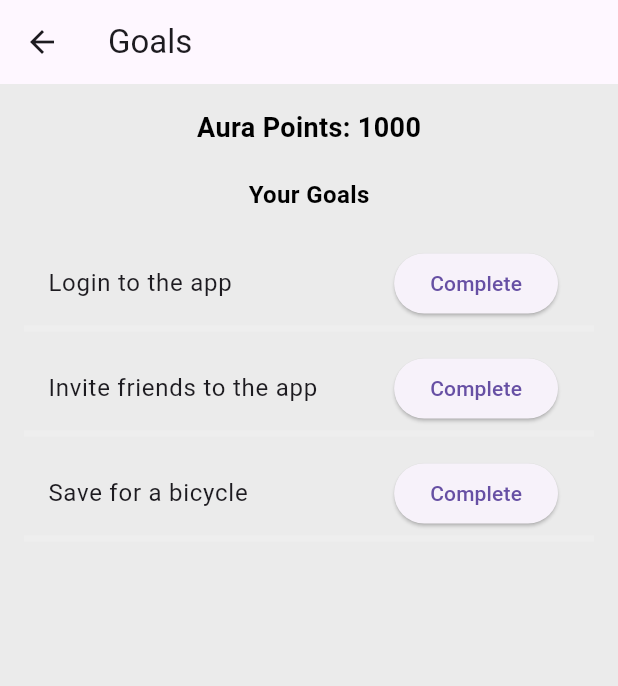
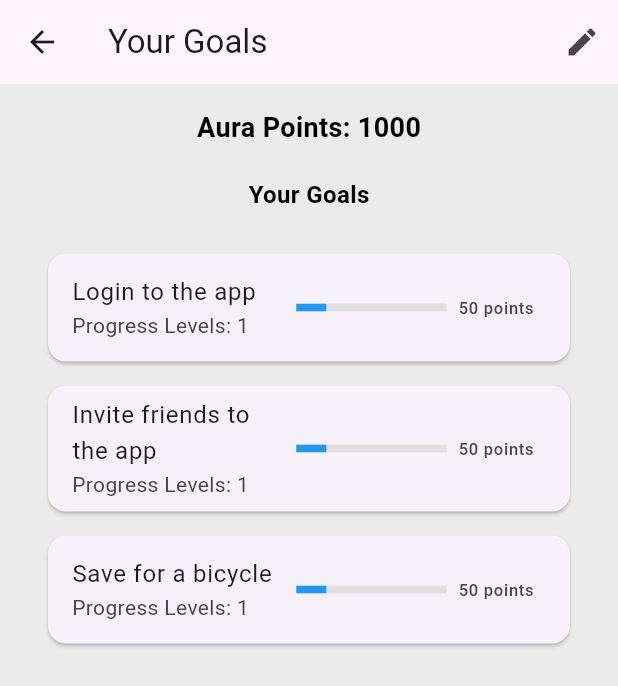
Before and after one commit to Fynaura/fynaura, a Flutter app: the screen it shows after launch, after a tap on "Goal", on a phone screen of 412 x 824 dp. Shown: the top 686 px of the screen. Run offline on Flutter 3.47's test engine with Material 3 defaults, Android fonts, the phone set to English and light mode, and no system bars; our stand-ins replace shared_preferences.

Commit message:
Setting Progress Level to the Gials

```diff
--- a/front-end/lib/GoalPage.dart
+++ b/front-end/lib/GoalPage.dart
@@ -1,4 +1,6 @@
 import 'package:flutter/material.dart';
+import 'package:shared_preferences/shared_preferences.dart';
+import 'goal_editor_page.dart'; // Correct import for GoalEditorPage
 
 class GoalPage extends StatefulWidget {
   final int auraPoints;
@@ -12,43 +14,46 @@ class GoalPage extends StatefulWidget {
 
 class _GoalPageState extends State<GoalPage> {
   int auraPoints = 0;
-
-  // Progress values for each goal (initially 0, will increase as goals are completed)
-  double loginProgress = 0.0;
-  double inviteProgress = 0.0;
-  double saveProgress = 0.0;
+  List<String> goals = [];
+  List<int> progressLevels = [];
 
   @override
   void initState() {
     super.initState();
     auraPoints = widget.auraPoints;
+    _loadGoals();  // Load saved goals when the page is initialized
   }
 
-  // Function to show the progress bar for each goal
-  void _completeGoal(String goal, double goalProgress) {
+  // Load goals from shared preferences
+  _loadGoals() async {
+    SharedPreferences prefs = await SharedPreferences.getInstance();
     setState(() {
-      // Update the goal's progress to 100%
-      if (goal == "Login to the app") {
-        loginProgress = 1.0;
-      } else if (goal == "Invite friends to the app") {
-        inviteProgress = 1.0;
-      } else if (goal == "Save for a bicycle") {
-        saveProgress = 1.0;
-      }
-      auraPoints += 50; // Add points after goal completion
+      goals = prefs.getStringList('goals') ?? ["Login to the app", "Invite friends to the app", "Save for a bicycle"];
+      progressLevels = List<int>.from(prefs.getStringList('progressLevels')?.map(int.parse) ?? [1, 1, 1]);
     });
+  }
 
-    widget.onUpdatePoints(auraPoints); // Update profile points
-
-    ScaffoldMessenger.of(context).showSnackBar(
-      SnackBar(content: Text('$goal Completed! You earned 50 Aura points!')),
+  // Navigate to Goal Editor Page
+  _goToGoalEditor() async {
+    await Navigator.push(
+      context,
+      MaterialPageRoute(builder: (context) => GoalEditorPage()),
     );
+    _loadGoals();  // Reload the goals after editing
   }
 
   @override
   Widget build(BuildContext context) {
     return Scaffold(
-      appBar: AppBar(title: Text("Goals")),
+      appBar: AppBar(
+        title: Text("Your Goals"),
+        actions: [
+          IconButton(
+            icon: Icon(Icons.edit),
+            onPressed: _goToGoalEditor,  // Go to Goal Editor when clicked
+          ),
+        ],
+      ),
       body: Padding(
         padding: EdgeInsets.all(16.0),
         child: Column(
@@ -58,54 +63,50 @@ class _GoalPageState extends State<GoalPage> {
             Text("Your Goals", style: TextStyle(fontSize: 16, fontWeight: FontWeight.bold)),
             SizedBox(height: 20),
 
-            // Goal 1: Login
-            ListTile(
-              title: Text("Login to the app"),
-              trailing: ElevatedButton(
-                onPressed: () => _completeGoal("Login to the app", loginProgress),
-                child: Text("Complete"),
+            // Display each goal in the list with progress bar
+            Expanded(
+              child: ListView.builder(
+                itemCount: goals.length,
+                itemBuilder: (context, index) {
+                  return Card(
+                    margin: EdgeInsets.symmetric(vertical: 8.0, horizontal: 16.0),
+                    child: ListTile(
+                      title: Text(goals[index]),
+                      subtitle: Text("Progress Levels: ${progressLevels[index]}"),
+                      trailing: Row(
+                        mainAxisSize: MainAxisSize.min,
+                        children: [
+                          // Progress Bar for the goal
+                          Container(
+                            width: 100,
+                            height: 5,
+                            color: Colors.grey[300],
+                            child: LinearProgressIndicator(
+                              value: progressLevels[index] / 5,  // Assuming max progress level is 5
+                              backgroundColor: Colors.grey[300],
+                              valueColor: AlwaysStoppedAnimation<Color>(Colors.blue),
+                            ),
+                          ),
+                          SizedBox(width: 8),
+                          // Points indicator for this goal
+                          Text("${progressLevels[index] * 50} points"),
+                        ],
+                      ),
+                    ),
+                  );
+                },
               ),
-            ),
-            LinearProgressIndicator(
-              value: loginProgress,  // Show progress for this goal
-              backgroundColor: Colors.grey[200],
-              color: Colors.green,
-            ),
-
-            SizedBox(height: 10),
-
-            // Goal 2: Invite Friends
-            ListTile(
-              title: Text("Invite friends to the app"),
-              trailing: ElevatedButton(
-                onPressed: () => _completeGoal("Invite friends to the app", inviteProgress),
-                child: Text("Complete"),
-              ),
-            ),
-            LinearProgressIndicator(
-              value: inviteProgress,  // Show progress for this goal
-              backgroundColor: Colors.grey[200],
-              color: Colors.green,
-            ),
-
-            SizedBox(height: 10),
-
-            // Goal 3: Save for Bicycle
-            ListTile(
-              title: Text("Save for a bicycle"),
-              trailing: ElevatedButton(
-                onPressed: () => _completeGoal("Save for a bicycle", saveProgress),
-                child: Text("Complete"),
-              ),
-            ),
-            LinearProgressIndicator(
-              value: saveProgress,  // Show progress for this goal
-              backgroundColor: Colors.grey[200],
-              color: Colors.green,
             ),
           ],
         ),
       ),
     );
   }
+
+  // Save the goals to shared preferences
+  _saveGoals() async {
+    SharedPreferences prefs = await SharedPreferences.getInstance();
+    await prefs.setStringList('goals', goals);
+    await prefs.setStringList('progressLevels', progressLevels.map((e) => e.toString()).toList());
+  }
 }
--- a/front-end/lib/edit_profile_page.dart
+++ b/front-end/lib/edit_profile_page.dart
@@ -5,10 +5,10 @@ class EditProfilePage extends StatelessWidget {
   Widget build(BuildContext context) {
     return Scaffold(
       appBar: AppBar(
-        title: Text("Edit Profile"),
+        title: Text('Edit Profile'),
       ),
       body: Center(
-        child: Text("Here you can edit your profile."),
+        child: Text('Edit Profile Page Content'),
       ),
     );
   }
--- a/front-end/lib/main.dart
+++ b/front-end/lib/main.dart
@@ -1,7 +1,7 @@
 import 'package:flutter/material.dart';
 import 'new_profile_page.dart';  // Import the new profile page
 import 'GoalPage.dart';  // Import the Goal page
-import 'edit_profile_page.dart';  // Import the EditProfilePage
+import 'edit_profile_page.dart'; // Correct import for EditProfilePage
 
 void main() {
   runApp(MyApp());
@@ -29,7 +29,6 @@ class ProfilePage extends StatefulWidget {
 
 class _ProfilePageState extends State<ProfilePage> {
   String selectedAvatar = "images/fynaura.png"; // Default avatar
-  int auraPoints = 1000; // Aura points initialized
 
   void _selectAvatar() {
     showDialog(
@@ -85,7 +84,6 @@ class _ProfilePageState extends State<ProfilePage> {
                   children: [
                     Text("Aura", style: TextStyle(fontSize: 18, fontWeight: FontWeight.bold)),
                     Text("@Itunuoluwa", style: TextStyle(color: Colors.grey)),
-                    Text("$auraPoints+ Aura", style: TextStyle(fontSize: 16, color: Colors.green)),
                   ],
                 ),
                 Spacer(),
@@ -94,7 +92,7 @@ class _ProfilePageState extends State<ProfilePage> {
                   onPressed: () {
                     Navigator.push(
                       context,
-                      MaterialPageRoute(builder: (context) => EditProfilePage()), // Navigate to EditProfilePage
+                      MaterialPageRoute(builder: (context) => EditProfilePage()), // Correctly navigate to the EditProfilePage
                     );
                   },
                 )
@@ -106,12 +104,6 @@ class _ProfilePageState extends State<ProfilePage> {
               title: Text("My Account"),
               subtitle: Text("Make changes to your account"),
               trailing: Icon(Icons.arrow_forward_ios, size: 16),
-              onTap: () {
-                Navigator.push(
-                  context,
-                  MaterialPageRoute(builder: (context) => NewProfilePage(auraPoints: auraPoints)), // Navigate to NewProfilePage
-                );
-              },
             ),
             ListTile(
               leading: Icon(Icons.flag, color: Color(0xFF85C1E5)),
@@ -121,13 +113,26 @@ class _ProfilePageState extends State<ProfilePage> {
               onTap: () {
                 Navigator.push(
                   context,
-                  MaterialPageRoute(builder: (context) => GoalPage(auraPoints: auraPoints, onUpdatePoints: (newPoints) {
-                    setState(() {
-                      auraPoints = newPoints;
-                    });
-                  })),
+                  MaterialPageRoute(builder: (context) => GoalPage(auraPoints: 1000, onUpdatePoints: (points) {})), // Pass data to GoalPage
                 );
               },
+            ),
+            ListTile(
+              leading: Icon(Icons.lock, color: Color(0xFF85C1E5)),
+              title: Text("Face ID / Touch ID"),
+              subtitle: Text("Manage your device security"),
+              trailing: Switch(value: false, onChanged: (value) {}),
+            ),
+            ListTile(
+              leading: Icon(Icons.security, color: Color(0xFF85C1E5)),
+              title: Text("Two-Factor Authentication"),
+              subtitle: Text("Further secure your account"),
+              trailing: Icon(Icons.arrow_forward_ios, size: 16),
+            ),
+            ListTile(
+              leading: Icon(Icons.logout, color: Colors.red),
+              title: Text("Log out", style: TextStyle(color: Colors.red)),
+              onTap: () {},
             ),
           ],
         ),
```
Also changed, not shown: front-end/lib/goal_editor_page.dart (added, +196 -0 lines), front-end/pubspec.yaml (+6 -6 lines), front-end/pubspec.lock, 131 other files.
